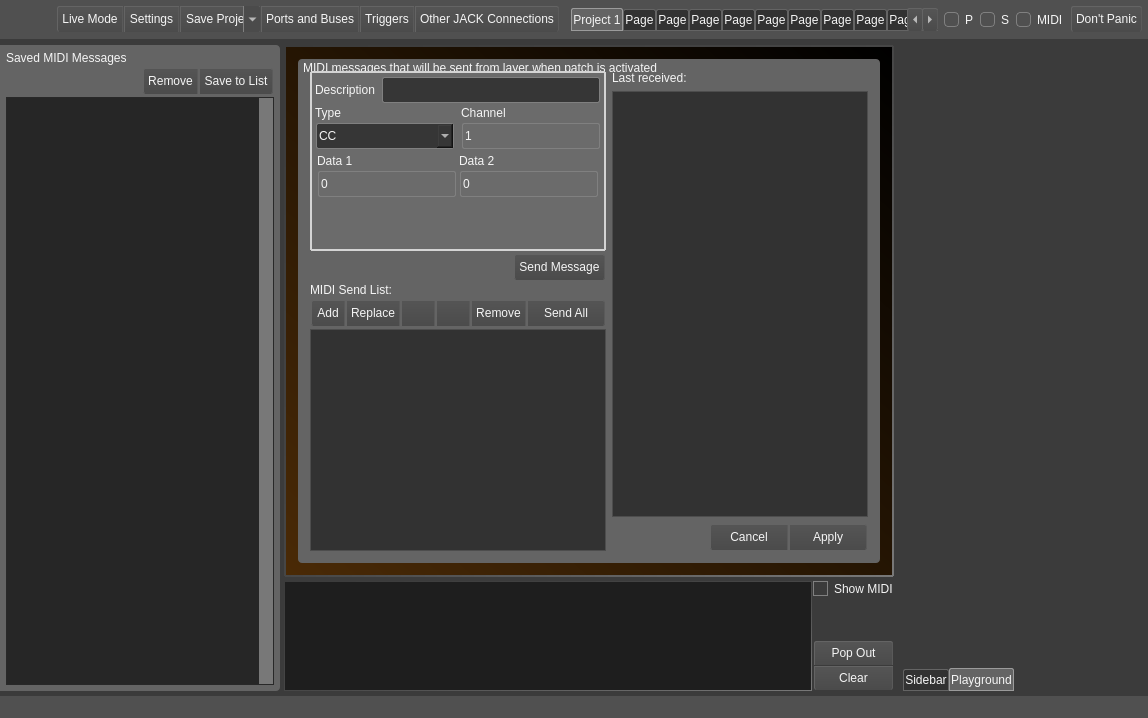
Qt form src/mainwindow.ui (noedigcode/konfyt) before a commit.
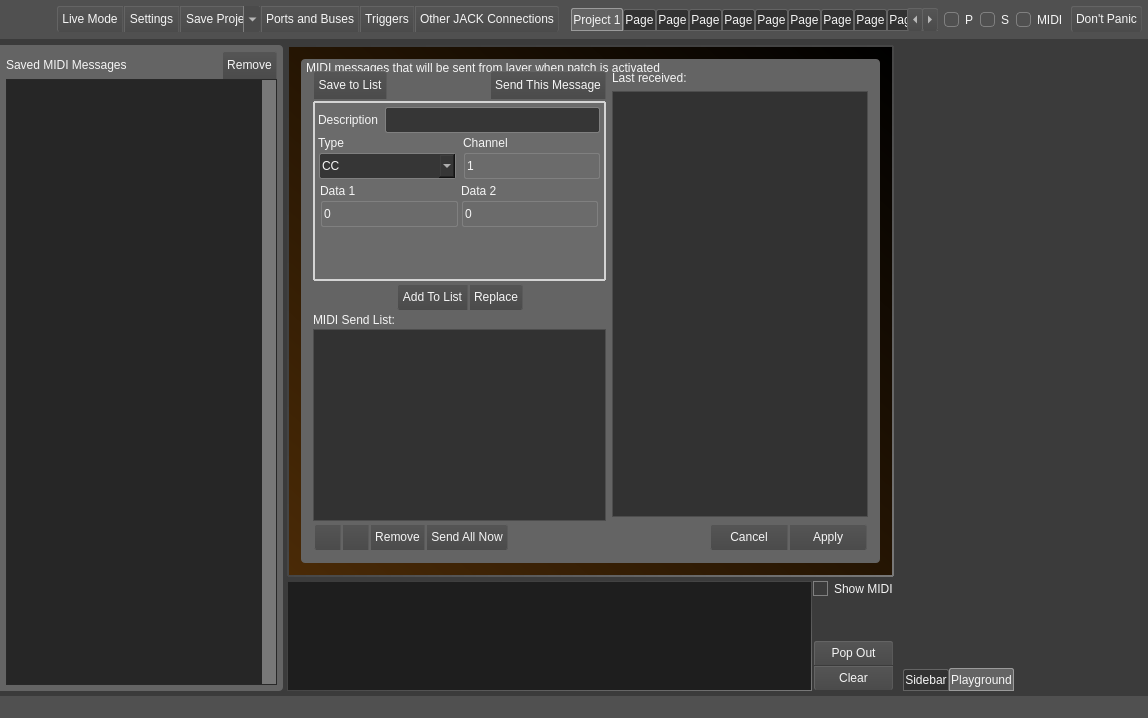
The same form after that commit. The open tabs and pages were chosen to show the change. Icons and pictures are not drawn.

Commit message: Revamped midi send list layout; Add link to port connections in audio in port layer menu; Add heading to midi out port output channel menu.

What changed in the file:
```diff
--- a/src/mainwindow.ui
+++ b/src/mainwindow.ui
@@ -1879,7 +1879,7 @@
            </property>
            <layout class="QVBoxLayout" name="verticalLayout_28">
             <property name="spacing">
-             <number>2</number>
+             <number>0</number>
             </property>
             <property name="leftMargin">
              <number>5</number>
@@ -1893,6 +1893,8 @@
             <property name="bottomMargin">
              <number>5</number>
             </property>
+            <item>
+             <layout class="QHBoxLayout" name="horizontalLayout_57">
             <item>
              <widget class="QLabel" name="label_33">
               <property name="text">
@@ -1901,21 +1903,6 @@
              </widget>
             </item>
             <item>
-             <layout class="QHBoxLayout" name="horizontalLayout_57">
-              <item>
-               <spacer name="horizontalSpacer_12">
-                <property name="orientation">
-                 <enum>Qt::Horizontal</enum>
-                </property>
-                <property name="sizeHint" stdset="0">
-                 <size>
-                  <width>40</width>
-                  <height>20</height>
-                 </size>
-                </property>
-               </spacer>
-              </item>
-              <item>
                <widget class="QFrame" name="frame_50">
                 <property name="sizePolicy">
                  <sizepolicy hsizetype="Maximum" vsizetype="Preferred">
@@ -1936,7 +1923,8 @@
                  </size>
                 </property>
                 <property name="styleSheet">
-                 <string notr="true"/>
+                 <string notr="true">border-bottom-left-radius: 0;
+border-bottom-right-radius: 0;</string>
                 </property>
                 <property name="frameShape">
                  <enum>QFrame::StyledPanel</enum>
@@ -1963,32 +1951,6 @@
                  <property name="spacing">
                   <number>1</number>
                  </property>
-                 <item row="0" column="1">
-                  <widget class="QPushButton" name="pushButton_savedMidiMsgs_save">
-                   <property name="sizePolicy">
-                    <sizepolicy hsizetype="Minimum" vsizetype="Minimum">
-                     <horstretch>0</horstretch>
-                     <verstretch>0</verstretch>
-                    </sizepolicy>
-                   </property>
-                   <property name="maximumSize">
-                    <size>
-                     <width>16777215</width>
-                     <height>16777215</height>
-                    </size>
-                   </property>
-                   <property name="toolTip">
-                    <string>Save the MIDI message currently being edited to the Saved MIDI Messages list</string>
-                   </property>
-                   <property name="styleSheet">
-                    <string notr="true">border-top-left-radius: 0;
-border-bottom-left-radius: 0;</string>
-                   </property>
-                   <property name="text">
-                    <string>Save to List</string>
-                   </property>
-                  </widget>
-                 </item>
                  <item row="0" column="0">
                   <widget class="QPushButton" name="pushButton_savedMidiMsgs_remove">
                    <property name="sizePolicy">
@@ -2007,7 +1969,7 @@
                     <string>Remove selected item from the Saved MIDI Messages list</string>
                    </property>
                    <property name="styleSheet">
-                    <string notr="true">border-top-right-radius: 0;
+                    <string notr="true">border-bottom-left-radius: 0;
 border-bottom-right-radius: 0;</string>
                    </property>
                    <property name="text">
@@ -6129,6 +6091,186 @@
                     <property name="rightMargin">
                      <number>0</number>
                     </property>
+                    <item>
+                     <layout class="QHBoxLayout" name="horizontalLayout_55">
+                      <item>
+                       <widget class="QFrame" name="frame_53">
+                        <property name="sizePolicy">
+                         <sizepolicy hsizetype="Maximum" vsizetype="Preferred">
+                          <horstretch>0</horstretch>
+                          <verstretch>0</verstretch>
+                         </sizepolicy>
+                        </property>
+                        <property name="minimumSize">
+                         <size>
+                          <width>0</width>
+                          <height>28</height>
+                         </size>
+                        </property>
+                        <property name="maximumSize">
+                         <size>
+                          <width>16777215</width>
+                          <height>28</height>
+                         </size>
+                        </property>
+                        <property name="styleSheet">
+                         <string notr="true">border-bottom-left-radius: 0;
+border-bottom-right-radius: 0;</string>
+                        </property>
+                        <property name="frameShape">
+                         <enum>QFrame::StyledPanel</enum>
+                        </property>
+                        <property name="frameShadow">
+                         <enum>QFrame::Raised</enum>
+                        </property>
+                        <property name="buttonFrame" stdset="0">
+                         <bool>true</bool>
+                        </property>
+                        <layout class="QGridLayout" name="gridLayout_50">
+                         <property name="leftMargin">
+                          <number>0</number>
+                         </property>
+                         <property name="topMargin">
+                          <number>0</number>
+                         </property>
+                         <property name="rightMargin">
+                          <number>0</number>
+                         </property>
+                         <property name="bottomMargin">
+                          <number>0</number>
+                         </property>
+                         <property name="spacing">
+                          <number>1</number>
+                         </property>
+                         <item row="0" column="0">
+                          <widget class="QPushButton" name="pushButton_savedMidiMsgs_save">
+                           <property name="sizePolicy">
+                            <sizepolicy hsizetype="Minimum" vsizetype="Minimum">
+                             <horstretch>0</horstretch>
+                             <verstretch>0</verstretch>
+                            </sizepolicy>
+                           </property>
+                           <property name="maximumSize">
+                            <size>
+                             <width>16777215</width>
+                             <height>16777215</height>
+                            </size>
+                           </property>
+                           <property name="toolTip">
+                            <string>Save the MIDI message currently being edited to the Saved MIDI Messages list</string>
+                           </property>
+                           <property name="styleSheet">
+                            <string notr="true">border-bottom-left-radius: 0;
+border-bottom-right-radius: 0;</string>
+                           </property>
+                           <property name="text">
+                            <string>Save to List</string>
+                           </property>
+                           <property name="icon">
+                            <iconset resource="../images.qrc">
+                             <normaloff>:/icons/back.png</normaloff>:/icons/back.png</iconset>
+                           </property>
+                          </widget>
+                         </item>
+                        </layout>
+                       </widget>
+                      </item>
+                      <item>
+                       <spacer name="horizontalSpacer_11">
+                        <property name="orientation">
+                         <enum>Qt::Horizontal</enum>
+                        </property>
+                        <property name="sizeHint" stdset="0">
+                         <size>
+                          <width>40</width>
+                          <height>20</height>
+                         </size>
+                        </property>
+                       </spacer>
+                      </item>
+                      <item>
+                       <widget class="QFrame" name="frame_49">
+                        <property name="sizePolicy">
+                         <sizepolicy hsizetype="Maximum" vsizetype="Preferred">
+                          <horstretch>0</horstretch>
+                          <verstretch>0</verstretch>
+                         </sizepolicy>
+                        </property>
+                        <property name="minimumSize">
+                         <size>
+                          <width>0</width>
+                          <height>28</height>
+                         </size>
+                        </property>
+                        <property name="maximumSize">
+                         <size>
+                          <width>16777215</width>
+                          <height>28</height>
+                         </size>
+                        </property>
+                        <property name="styleSheet">
+                         <string notr="true">border-bottom-left-radius: 0;
+border-bottom-right-radius: 0;</string>
+                        </property>
+                        <property name="frameShape">
+                         <enum>QFrame::StyledPanel</enum>
+                        </property>
+                        <property name="frameShadow">
+                         <enum>QFrame::Raised</enum>
+                        </property>
+                        <property name="buttonFrame" stdset="0">
+                         <bool>true</bool>
+                        </property>
+                        <layout class="QHBoxLayout" name="horizontalLayout_56">
+                         <property name="spacing">
+                          <number>1</number>
+                         </property>
+                         <property name="leftMargin">
+                          <number>0</number>
+                         </property>
+                         <property name="topMargin">
+                          <number>0</number>
+                         </property>
+                         <property name="rightMargin">
+                          <number>0</number>
+                         </property>
+                         <property name="bottomMargin">
+                          <number>0</number>
+                         </property>
+                         <item>
+                          <widget class="QPushButton" name="pushButton_midiSendList_sendSelected">
+                           <property name="sizePolicy">
+                            <sizepolicy hsizetype="Minimum" vsizetype="Minimum">
+                             <horstretch>0</horstretch>
+                             <verstretch>0</verstretch>
+                            </sizepolicy>
+                           </property>
+                           <property name="minimumSize">
+                            <size>
+                             <width>78</width>
+                             <height>0</height>
+                            </size>
+                           </property>
+                           <property name="toolTip">
+                            <string>Send the MIDI message currently being edited to the layer output</string>
+                           </property>
+                           <property name="styleSheet">
+                            <string notr="true">border-bottom-left-radius: 0;
+border-bottom-right-radius: 0;</string>
+                           </property>
+                           <property name="text">
+                            <string>Send This Message</string>
+                           </property>
+                           <property name="KonfytWideButton" stdset="0">
+                            <bool>true</bool>
+                           </property>
+                          </widget>
+                         </item>
+                        </layout>
+                       </widget>
+                      </item>
+                     </layout>
+                    </item>
                     <item>
                      <widget class="QGroupBox" name="groupBox_25">
                       <property name="minimumSize">
@@ -7168,9 +7310,9 @@
                      </widget>
                     </item>
                     <item>
-                     <layout class="QHBoxLayout" name="horizontalLayout_55">
+                     <layout class="QHBoxLayout" name="horizontalLayout_62">
                       <item>
-                       <spacer name="horizontalSpacer_11">
+                       <spacer name="horizontalSpacer_14">
                         <property name="orientation">
                          <enum>Qt::Horizontal</enum>
                         </property>
@@ -7183,7 +7325,7 @@
                        </spacer>
                       </item>
                       <item>
-                       <widget class="QFrame" name="frame_49">
+                       <widget class="QFrame" name="frame_54">
                         <property name="sizePolicy">
                          <sizepolicy hsizetype="Maximum" vsizetype="Preferred">
                           <horstretch>0</horstretch>
@@ -7214,10 +7356,7 @@
                         <property name="buttonFrame" stdset="0">
                          <bool>true</bool>
                         </property>
-                        <layout class="QHBoxLayout" name="horizontalLayout_56">
-                         <property name="spacing">
-                          <number>1</number>
-                         </property>
+                        <layout class="QGridLayout" name="gridLayout_51">
                          <property name="leftMargin">
                           <number>0</number>
                          </property>
@@ -7230,37 +7369,78 @@
                          <property name="bottomMargin">
                           <number>0</number>
                          </property>
-                         <item>
-                          <widget class="QPushButton" name="pushButton_midiSendList_sendSelected">
+                         <property name="spacing">
+                          <number>1</number>
+                         </property>
+                         <item row="0" column="0">
+                          <widget class="QPushButton" name="pushButton_midiSendList_add">
                            <property name="sizePolicy">
                             <sizepolicy hsizetype="Minimum" vsizetype="Minimum">
                              <horstretch>0</horstretch>
                              <verstretch>0</verstretch>
                             </sizepolicy>
                            </property>
-                           <property name="minimumSize">
+                           <property name="maximumSize">
                             <size>
-                             <width>78</width>
-                             <height>0</height>
+                             <width>16777215</width>
+                             <height>16777215</height>
                             </size>
                            </property>
                            <property name="toolTip">
                             <string>Send the MIDI message currently being edited to the layer output</string>
                            </property>
                            <property name="styleSheet">
-                            <string notr="true"/>
+                            <string notr="true">border-top-right-radius: 0;
+border-bottom-right-radius: 0;</string>
                            </property>
                            <property name="text">
-                            <string>Send Message</string>
+                            <string>Add To List</string>
                            </property>
-                           <property name="KonfytWideButton" stdset="0">
-                            <bool>true</bool>
+                           <property name="icon">
+                            <iconset resource="../images.qrc">
+                             <normaloff>:/icons/down.png</normaloff>:/icons/down.png</iconset>
+                           </property>
+                           <property name="checkable">
+                            <bool>false</bool>
+                           </property>
+                          </widget>
+                         </item>
+                         <item row="0" column="1">
+                          <widget class="QPushButton" name="pushButton_midiSendList_replace">
+                           <property name="sizePolicy">
+                            <sizepolicy hsizetype="Minimum" vsizetype="Minimum">
+                             <horstretch>0</horstretch>
+                             <verstretch>0</verstretch>
+                            </sizepolicy>
+                           </property>
+                           <property name="toolTip">
+                            <string>Replace the selected item in the list</string>
+                           </property>
+                           <property name="styleSheet">
+                            <string notr="true">border-top-left-radius: 0;
+border-bottom-left-radius: 0;</string>
+                           </property>
+                           <property name="text">
+                            <string>Replace</string>
                            </property>
                           </widget>
                          </item>
                         </layout>
                        </widget>
                       </item>
+                      <item>
+                       <spacer name="horizontalSpacer_15">
+                        <property name="orientation">
+                         <enum>Qt::Horizontal</enum>
+                        </property>
+                        <property name="sizeHint" stdset="0">
+                         <size>
+                          <width>40</width>
+                          <height>20</height>
+                         </size>
+                        </property>
+                       </spacer>
+                      </item>
                      </layout>
                     </item>
                     <item>
@@ -7271,6 +7451,11 @@
                      </widget>
                     </item>
                     <item>
+                     <widget class="QListWidget" name="listWidget_midiSendList"/>
+                    </item>
+                    <item>
+                     <layout class="QHBoxLayout" name="horizontalLayout_63">
+                      <item>
                      <widget class="QFrame" name="frame_35">
                       <property name="sizePolicy">
                        <sizepolicy hsizetype="Minimum" vsizetype="Preferred">
@@ -7318,28 +7503,6 @@
                        <property name="spacing">
                         <number>1</number>
                        </property>
-                       <item row="0" column="1">
-                        <widget class="QPushButton" name="pushButton_midiSendList_replace">
-                         <property name="sizePolicy">
-                          <sizepolicy hsizetype="Minimum" vsizetype="Minimum">
-                           <horstretch>0</horstretch>
-                           <verstretch>0</verstretch>
-                          </sizepolicy>
-                         </property>
-                         <property name="toolTip">
-                          <string>Replace the selected item in the list</string>
-                         </property>
-                         <property name="styleSheet">
-                          <string notr="true">border-top-left-radius: 0;
-border-bottom-left-radius: 0;
-border-top-right-radius: 0;
-border-bottom-right-radius: 0;</string>
-                         </property>
-                         <property name="text">
-                          <string>Replace</string>
-                         </property>
-                        </widget>
-                       </item>
                        <item row="0" column="2">
                         <widget class="QToolButton" name="toolButton_midiSendList_down">
                          <property name="sizePolicy">
@@ -7364,9 +7527,7 @@
                           <string>Move selected item down</string>
                          </property>
                          <property name="styleSheet">
-                          <string notr="true">border-top-left-radius: 0;
-border-bottom-left-radius: 0;
-border-top-right-radius: 0;
+                            <string notr="true">border-top-right-radius: 0;
 border-bottom-right-radius: 0;</string>
                          </property>
                          <property name="text">
@@ -7384,35 +7545,6 @@
                          </property>
                         </widget>
                        </item>
-                       <item row="0" column="0">
-                        <widget class="QPushButton" name="pushButton_midiSendList_add">
-                         <property name="sizePolicy">
-                          <sizepolicy hsizetype="Minimum" vsizetype="Minimum">
-                           <horstretch>0</horstretch>
-                           <verstretch>0</verstretch>
-                          </sizepolicy>
-                         </property>
-                         <property name="maximumSize">
-                          <size>
-                           <width>16777215</width>
-                           <height>16777215</height>
-                          </size>
-                         </property>
-                         <property name="toolTip">
-                          <string>Add to list below</string>
-                         </property>
-                         <property name="styleSheet">
-                          <string notr="true">border-top-right-radius: 0;
-border-bottom-right-radius: 0;</string>
-                         </property>
-                         <property name="text">
-                          <string>Add</string>
-                         </property>
-                         <property name="checkable">
-                          <bool>false</bool>
-                         </property>
-                        </widget>
-                       </item>
                        <item row="0" column="4">
                         <widget class="QPushButton" name="pushButton_midiSendList_remove">
                          <property name="sizePolicy">
@@ -7507,7 +7639,7 @@
 border-bottom-left-radius: 0;</string>
                          </property>
                          <property name="text">
-                          <string>Send All</string>
+                            <string>Send All Now</string>
                          </property>
                          <property name="KonfytWideButton" stdset="0">
                           <bool>true</bool>
@@ -7518,7 +7650,19 @@
                      </widget>
                     </item>
                     <item>
-                     <widget class="QListWidget" name="listWidget_midiSendList"/>
+                       <spacer name="horizontalSpacer_16">
+                        <property name="orientation">
+                         <enum>Qt::Horizontal</enum>
+                        </property>
+                        <property name="sizeHint" stdset="0">
+                         <size>
+                          <width>40</width>
+                          <height>20</height>
+                         </size>
+                        </property>
+                       </spacer>
+                      </item>
+                     </layout>
                     </item>
                    </layout>
                   </item>
```
Left out of the diff: 178 changed lines with no effect on the pictures. Lines whose indentation alone changed are shown as unchanged. The commit also changes 1 other file.
